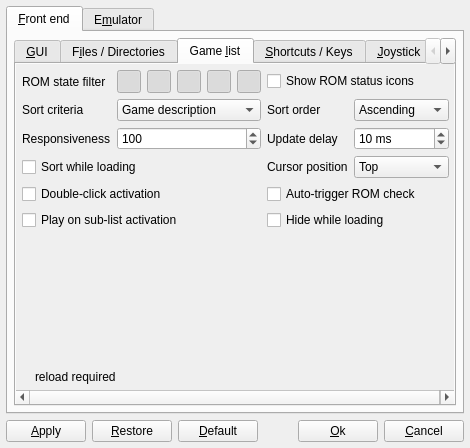
This is options.ui in qmc2/qmc2-mame-fe as Qt 5 draws it before an edit. The edited form follows.
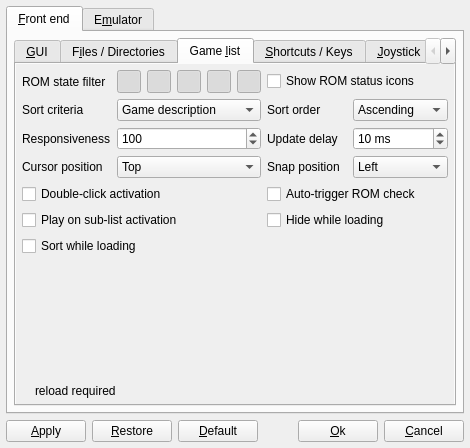
This is the edited form. The open tabs and pages were chosen to show the change. Icons and pictures are not drawn.

Commit message: wip: added software snap position selection

Diff of the .ui file:
```diff
--- a/options.ui
+++ b/options.ui
@@ -2210,8 +2210,8 @@
                <rect>
                 <x>0</x>
                 <y>0</y>
-                <width>437</width>
-                <height>194</height>
+                <width>438</width>
+                <height>318</height>
                </rect>
               </property>
               <layout class="QGridLayout" name="gridLayout_11">
@@ -2503,22 +2503,6 @@
                    </property>
                   </widget>
                  </item>
-                 <item row="3" column="0" colspan="2">
-                  <widget class="QCheckBox" name="checkBoxSortOnline">
-                   <property name="sizePolicy">
-                    <sizepolicy hsizetype="MinimumExpanding" vsizetype="Fixed">
-                     <horstretch>0</horstretch>
-                     <verstretch>0</verstretch>
-                    </sizepolicy>
-                   </property>
-                   <property name="toolTip">
-                    <string>Sort game list while reloading (slower)</string>
-                   </property>
-                   <property name="text">
-                    <string>Sort while loading</string>
-                   </property>
-                  </widget>
-                 </item>
                  <item row="4" column="0" colspan="2">
                   <widget class="QCheckBox" name="checkBoxDoubleClickActivation">
                    <property name="sizePolicy">
@@ -2535,7 +2519,7 @@
                    </property>
                   </widget>
                  </item>
-                 <item row="6" column="0" colspan="4">
+                 <item row="7" column="0" colspan="4">
                   <spacer name="verticalSpacer">
                    <property name="orientation">
                     <enum>Qt::Vertical</enum>
@@ -2596,49 +2580,6 @@
                    </property>
                   </widget>
                  </item>
-                 <item row="3" column="3">
-                  <widget class="QComboBox" name="comboBoxCursorPosition">
-                   <property name="sizePolicy">
-                    <sizepolicy hsizetype="Preferred" vsizetype="Minimum">
-                     <horstretch>0</horstretch>
-                     <verstretch>0</verstretch>
-                    </sizepolicy>
-                   </property>
-                   <property name="toolTip">
-                    <string>Select the cursor position QMC2 uses when auto-scrolling to the current item (this setting applies to all views and lists!)</string>
-                   </property>
-                   <property name="currentIndex">
-                    <number>1</number>
-                   </property>
-                   <item>
-                    <property name="text">
-                     <string>Visible</string>
-                    </property>
-                   </item>
-                   <item>
-                    <property name="text">
-                     <string>Top</string>
-                    </property>
-                   </item>
-                   <item>
-                    <property name="text">
-                     <string>Bottom</string>
-                    </property>
-                   </item>
-                   <item>
-                    <property name="text">
-                     <string>Center</string>
-                    </property>
-                   </item>
-                  </widget>
-                 </item>
-                 <item row="3" column="2">
-                  <widget class="QLabel" name="labelCursoPosition">
-                   <property name="text">
-                    <string>Cursor position</string>
-                   </property>
-                  </widget>
-                 </item>
                  <item row="0" column="2" colspan="2">
                   <widget class="QCheckBox" name="checkBoxShowROMStatusIcons">
                    <property name="sizePolicy">
@@ -2659,7 +2600,7 @@
                    </property>
                   </widget>
                  </item>
-                 <item row="7" column="0" colspan="4">
+                 <item row="8" column="0" colspan="4">
                   <layout class="QHBoxLayout" name="layout8_2">
                    <item>
                     <widget class="QLabel" name="labelLegend5Pic">
@@ -2695,6 +2636,100 @@
                    </item>
                   </layout>
                  </item>
+                 <item row="6" column="0" colspan="4">
+                  <widget class="QCheckBox" name="checkBoxSortOnline">
+                   <property name="sizePolicy">
+                    <sizepolicy hsizetype="MinimumExpanding" vsizetype="Fixed">
+                     <horstretch>0</horstretch>
+                     <verstretch>0</verstretch>
+                    </sizepolicy>
+                   </property>
+                   <property name="toolTip">
+                    <string>Sort game list while reloading (slower)</string>
+                   </property>
+                   <property name="text">
+                    <string>Sort while loading</string>
+                   </property>
+                  </widget>
+                 </item>
+                 <item row="3" column="0">
+                  <widget class="QLabel" name="labelCursorPosition">
+                   <property name="text">
+                    <string>Cursor position</string>
+                   </property>
+                  </widget>
+                 </item>
+                 <item row="3" column="1">
+                  <widget class="QComboBox" name="comboBoxCursorPosition">
+                   <property name="sizePolicy">
+                    <sizepolicy hsizetype="Preferred" vsizetype="Minimum">
+                     <horstretch>0</horstretch>
+                     <verstretch>0</verstretch>
+                    </sizepolicy>
+                   </property>
+                   <property name="toolTip">
+                    <string>Select the cursor position QMC2 uses when auto-scrolling to the current item (this setting applies to all views and lists!)</string>
+                   </property>
+                   <property name="currentIndex">
+                    <number>1</number>
+                   </property>
+                   <item>
+                    <property name="text">
+                     <string>Visible</string>
+                    </property>
+                   </item>
+                   <item>
+                    <property name="text">
+                     <string>Top</string>
+                    </property>
+                   </item>
+                   <item>
+                    <property name="text">
+                     <string>Bottom</string>
+                    </property>
+                   </item>
+                   <item>
+                    <property name="text">
+                     <string>Center</string>
+                    </property>
+                   </item>
+                  </widget>
+                 </item>
+                 <item row="3" column="2">
+                  <widget class="QLabel" name="labelSoftwareSnapPosition">
+                   <property name="text">
+                    <string>Snap position</string>
+                   </property>
+                  </widget>
+                 </item>
+                 <item row="3" column="3">
+                  <widget class="QComboBox" name="comboBoxSoftwareSnapPosition">
+                   <property name="sizePolicy">
+                    <sizepolicy hsizetype="Preferred" vsizetype="Minimum">
+                     <horstretch>0</horstretch>
+                     <verstretch>0</verstretch>
+                    </sizepolicy>
+                   </property>
+                   <property name="toolTip">
+                    <string>Select the position where sofware snap-shots are displayed within software lists</string>
+                   </property>
+                   <item>
+                    <property name="text">
+                     <string>Left</string>
+                    </property>
+                   </item>
+                   <item>
+                    <property name="text">
+                     <string>Center</string>
+                    </property>
+                   </item>
+                   <item>
+                    <property name="text">
+                     <string>Right</string>
+                    </property>
+                   </item>
+                  </widget>
+                 </item>
                 </layout>
                </item>
               </layout>
```
Left out of the diff: 7 changed lines with no effect on the pictures. The commit also changes 11 other files.
